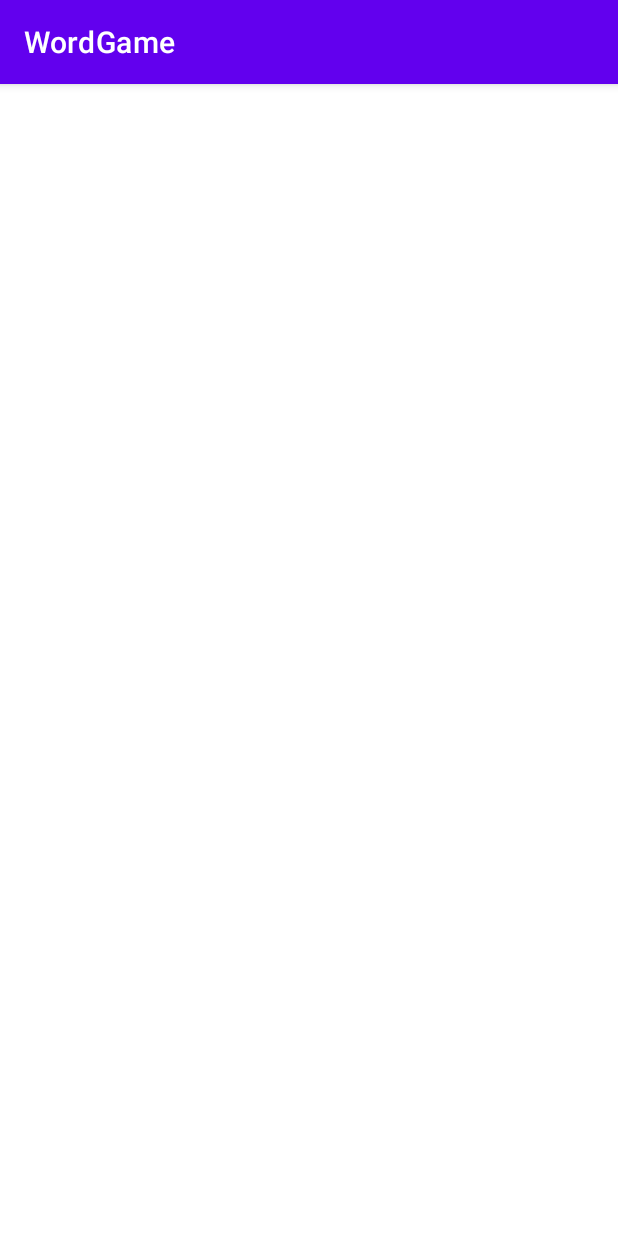
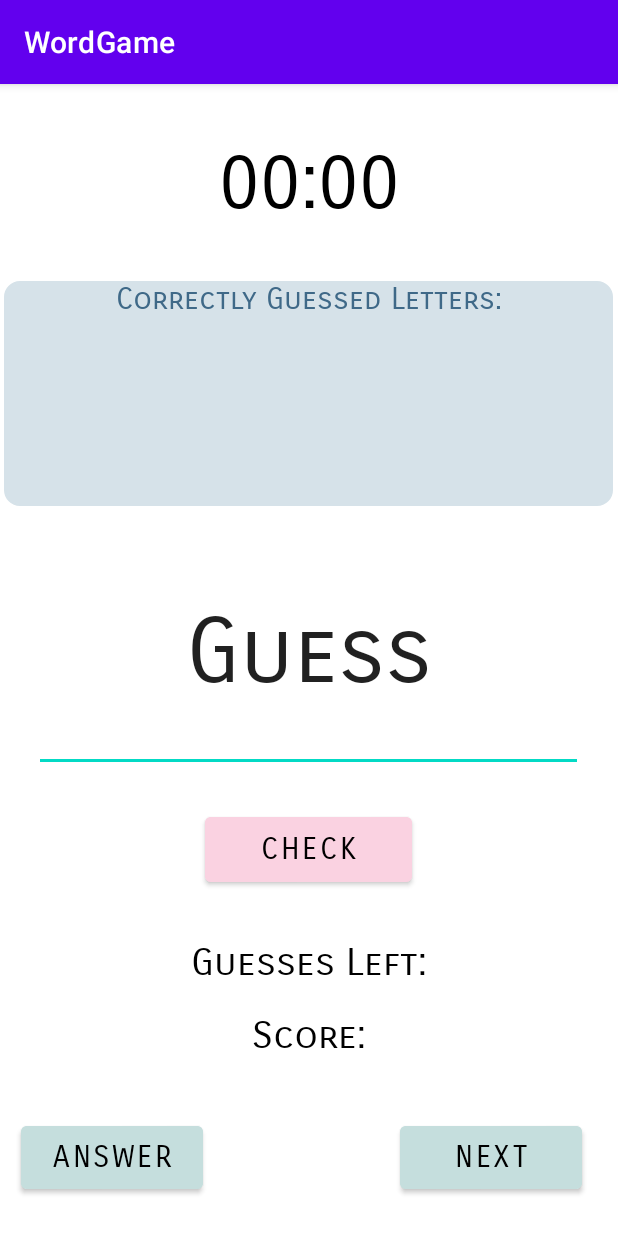
Before and after one commit to eunseolee00/WordGame, an Android app: the GameActivity screen opened directly, with no data from a screen before it, on a phone screen of 412 x 824 dp. Shown: the top 1233 px of the screen. Run offline under Robolectric (Android 15) with nearby library versions, the phone set to English and light mode, and no system bars.

Commit message:
Commit #1

```diff
--- a/app/src/main/res/layout/activity_game.xml
+++ b/app/src/main/res/layout/activity_game.xml
@@ -6,4 +6,143 @@
     android:layout_height="match_parent"
     tools:context=".GameActivity">
 
+    <TextView
+        android:id="@+id/score"
+        android:layout_width="269dp"
+        android:layout_height="32dp"
+        android:layout_marginTop="10dp"
+        android:layout_marginBottom="56dp"
+        android:fontFamily="sans-serif-smallcaps"
+        android:text="Score:"
+        android:textAlignment="center"
+        android:textColor="#000000"
+        android:textSize="25sp"
+        app:layout_constraintBottom_toBottomOf="parent"
+        app:layout_constraintEnd_toEndOf="parent"
+        app:layout_constraintStart_toStartOf="parent"
+        app:layout_constraintTop_toBottomOf="@+id/guessesLeft"
+        app:layout_constraintVertical_bias="0.045" />
+
+    <TextView
+        android:id="@+id/guessesLeft"
+        android:layout_width="298dp"
+        android:layout_height="36dp"
+        android:layout_marginTop="32dp"
+        android:fontFamily="sans-serif-smallcaps"
+        android:text="Guesses Left:"
+        android:textAlignment="center"
+        android:textColor="#000000"
+        android:textSize="25sp"
+        app:layout_constraintEnd_toEndOf="parent"
+        app:layout_constraintHorizontal_bias="0.496"
+        app:layout_constraintStart_toStartOf="parent"
+        app:layout_constraintTop_toBottomOf="@+id/checkButton" />
+
+    <TextView
+        android:id="@+id/time"
+        android:layout_width="249dp"
+        android:layout_height="71dp"
+        android:layout_marginTop="36dp"
+        android:fontFamily="sans-serif-smallcaps"
+        android:text="00:00"
+        android:textAlignment="center"
+        android:textColor="#000000"
+        android:textSize="50sp"
+        app:layout_constraintEnd_toEndOf="parent"
+        app:layout_constraintStart_toStartOf="parent"
+        app:layout_constraintTop_toTopOf="parent" />
+
+    <Button
+        android:id="@+id/checkButton"
+        android:layout_width="138dp"
+        android:layout_height="55dp"
+        android:layout_marginTop="24dp"
+        android:backgroundTint="#FAD2E1"
+        android:fontFamily="sans-serif-smallcaps"
+        android:text="Check"
+        android:textColor="#000000"
+        android:textSize="20sp"
+        app:layout_constraintEnd_toEndOf="parent"
+        app:layout_constraintHorizontal_bias="0.498"
+        app:layout_constraintStart_toStartOf="parent"
+        app:layout_constraintTop_toBottomOf="@+id/Guess" />
+
+    <Button
+        android:id="@+id/answerButton"
+        android:layout_width="121dp"
+        android:layout_height="54dp"
+        android:layout_marginStart="24dp"
+        android:layout_marginTop="10dp"
+        android:layout_marginEnd="141dp"
+        android:layout_marginBottom="10dp"
+        android:backgroundTint="#C5DEDD"
+        android:fontFamily="sans-serif-smallcaps"
+        android:text="Answer"
+        android:textColor="#000000"
+        android:textSize="20sp"
+        app:layout_constraintBottom_toBottomOf="parent"
+        app:layout_constraintEnd_toStartOf="@+id/nextButton"
+        app:layout_constraintStart_toStartOf="parent"
+        app:layout_constraintTop_toBottomOf="@+id/score"
+        app:layout_constraintVertical_bias="0.647" />
+
+    <Button
+        android:id="@+id/nextButton"
+        android:layout_width="121dp"
+        android:layout_height="54dp"
+        android:layout_marginTop="10dp"
+        android:layout_marginEnd="24dp"
+        android:layout_marginBottom="10dp"
+        android:backgroundTint="#C5DEDD"
+        android:fontFamily="sans-serif-smallcaps"
+        android:text="Next"
+        android:textColor="#000000"
+        android:textSize="20sp"
+        app:layout_constraintBottom_toBottomOf="parent"
+        app:layout_constraintEnd_toEndOf="parent"
+        app:layout_constraintTop_toBottomOf="@+id/score"
+        app:layout_constraintVertical_bias="0.647" />
+
+    <EditText
+        android:id="@+id/Guess"
+        android:layout_width="366dp"
+        android:layout_height="157dp"
+        android:layout_marginTop="20dp"
+        android:layout_marginBottom="32dp"
+        android:ems="10"
+        android:fontFamily="sans-serif-smallcaps"
+        android:inputType="textPersonName"
+        android:text="Guess"
+        android:textAlignment="center"
+        android:textSize="60sp"
+        app:layout_constraintBottom_toTopOf="@+id/checkButton"
+        app:layout_constraintEnd_toEndOf="parent"
+        app:layout_constraintHorizontal_bias="0.492"
+        app:layout_constraintStart_toStartOf="parent"
+        app:layout_constraintTop_toBottomOf="@+id/letterCloud" />
+
+    <LinearLayout
+        android:id="@+id/letterCloud"
+        android:layout_width="406dp"
+        android:layout_height="150dp"
+        android:layout_marginTop="24dp"
+        android:background="@drawable/background"
+        android:backgroundTint="#D6E2E9"
+        android:orientation="vertical"
+        app:layout_constraintEnd_toEndOf="parent"
+        app:layout_constraintHorizontal_bias="0.48"
+        app:layout_constraintStart_toStartOf="parent"
+        app:layout_constraintTop_toBottomOf="@+id/time">
+
+        <TextView
+            android:id="@+id/textView8"
+            android:layout_width="match_parent"
+            android:layout_height="wrap_content"
+            android:fontFamily="sans-serif-smallcaps"
+            android:text="Correctly Guessed Letters:"
+            android:textAlignment="center"
+            android:textColor="#3F6988"
+            android:textSize="20sp" />
+    </LinearLayout>
+
 </androidx.constraintlayout.widget.ConstraintLayout>
```
